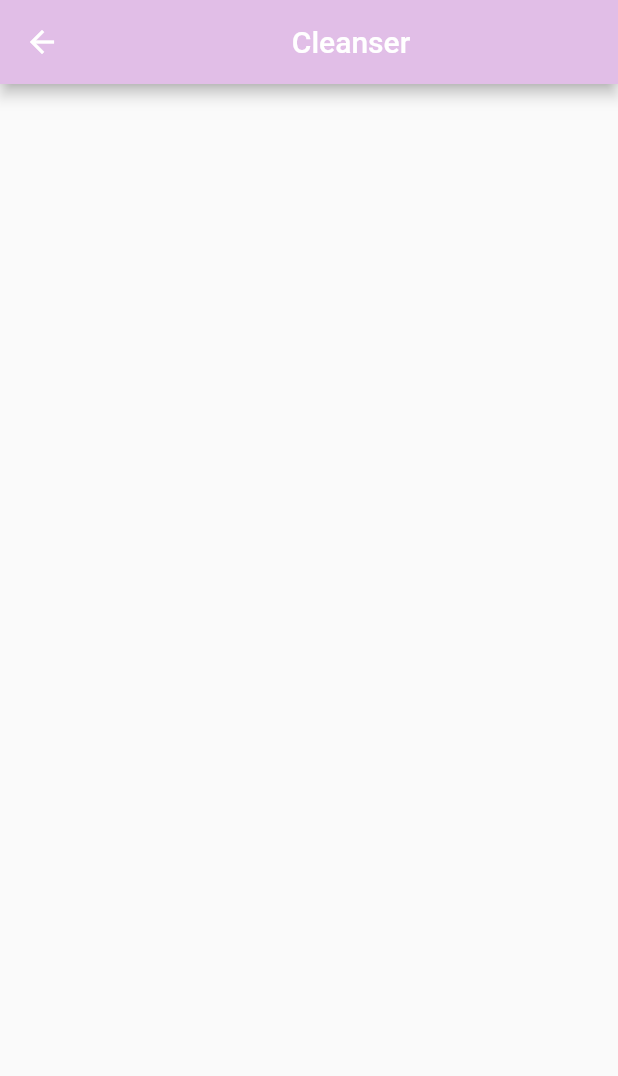
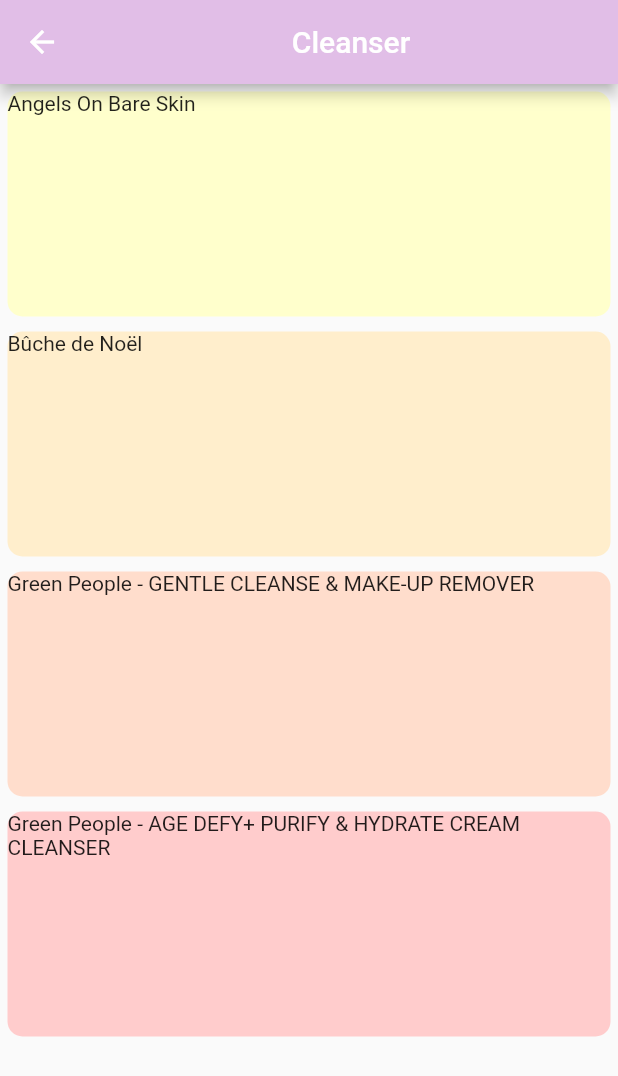
Before and after one commit to martinwjwilson/skincare_app, a Flutter app: the screen it shows after launch, after a tap on "Cleanser", on a phone screen of 412 x 824 dp. Shown: the top 1076 px of the screen. Run offline on Flutter 3.47's test engine with Material 2 defaults, Android fonts, the phone set to English and light mode, and no system bars.

Commit message:
added seven test products

```diff
--- a/lib/product.dart
+++ b/lib/product.dart
@@ -68,34 +68,46 @@ class ProductHandler {
 
   List<Product> _productList = [
     Product(
-        productName: 'Product 1',
-        categoryName: 'Category 1',
-        productDescription: 'Description of product 1 goes in here',
+        productName: 'Angels On Bare Skin',
+        categoryName: 'Cleanser',
+        productDescription:
+            'Lush - 100% natural, this gentle cleanser contains exfoliating ground almonds and calming lavender oil to balance and soothe while effectively cleaning the skin.',
         productColour: Color(0xFFFFFFCC)),
     Product(
-        productName: 'Product 2',
-        categoryName: 'Category 1',
-        productDescription: 'Description of product 2 goes in here',
+        productName: 'Bûche de Noël',
+        categoryName: 'Cleanser',
+        productDescription:
+            'Lush - A Christmas treat for face and body. With creamy Fair Trade organic cocoa butter, almonds and mandarins this will brighten and hydrate skin.',
         productColour: Color(0xFFFFEECC)),
     Product(
-        productName: 'Product 3',
-        categoryName: 'Category 2',
-        productDescription: 'Description of product 3 goes in here',
+        productName: 'Green People - GENTLE CLEANSE & MAKE-UP REMOVER',
+        categoryName: 'Cleanser',
+        productDescription:
+            'Purifying organic cleanser and make-up remover for all skin types',
         productColour: Color(0xFFFFDDCC)),
     Product(
-        productName: 'Product 4',
-        categoryName: 'Category 2',
-        productDescription: 'Description of product 4 goes in here',
+        productName: 'Green People - AGE DEFY+ PURIFY & HYDRATE CREAM CLEANSER',
+        categoryName: 'Cleanser',
+        productDescription:
+            'Revive and refresh the complexion with this hydrating cream cleanser, developed to glide over the skin to gently yet effectively remove light make-up and impurities.',
         productColour: Color(0xFFFFCCCC)),
     Product(
-        productName: 'Product 5',
-        categoryName: 'Category 3',
-        productDescription: 'Description of product 5 goes in here',
+        productName: 'Lush - Tea Tree',
+        categoryName: 'Toner',
+        productDescription:
+            'If your skin could use a little extra TLC, try this powerful yet gentle treatment of tea tree oil and aloe vera. Tea tree is known for its antibacterial and antiseptic properties, and helps to combat the bacteria that causes spots. Aloe vera is kind, cooling and wonderfully gentle on the skin. Drop into a bowl of hot water, releasing the steam to open pores and allow the essential oils to be absorbed.',
         productColour: Color(0xFFFFBBCC)),
     Product(
-        productName: 'Product 6',
-        categoryName: 'Category 4',
-        productDescription: 'Description of product 6 goes in here',
+        productName: 'Breath of Fresh Air',
+        categoryName: 'Toner',
+        productDescription:
+            'This is the most refreshing of all our toner waters, with mineral-rich carrageenan seaweed extract and rose absolute to tone and balance the skin. This is perfect to use as a spritz in the summer to cool down, or any time of year when you want to feel refreshed. Rose absolute will help to reduce redness whilst patchouli oil is cooling and astringent on the skin.',
+        productColour: Color(0xFFFFAACC)),
+    Product(
+        productName: 'Facetheory - CERA-C PORE REDUCING TONER T1',
+        categoryName: 'Toner',
+        productDescription:
+            'A lightweight toner formulated with ceramides and 5% niacinamide (vitamin B3) to balance oil, promote elasticity, and minimise pore size.',
         productColour: Color(0xFFFFAACC))
   ];
 }
```
